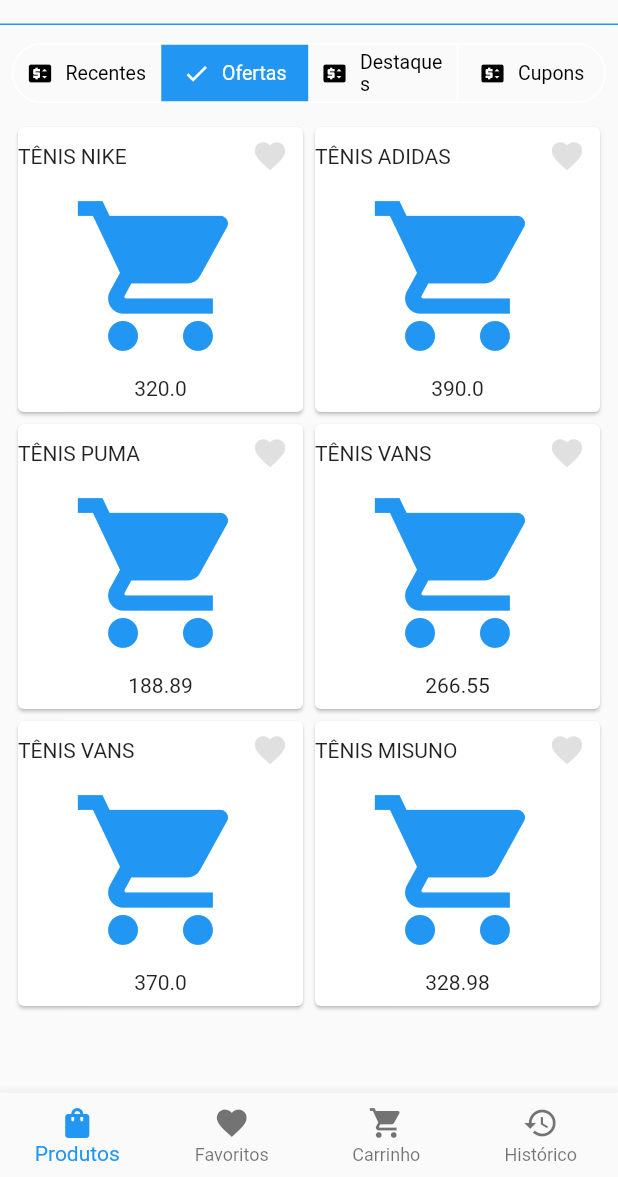
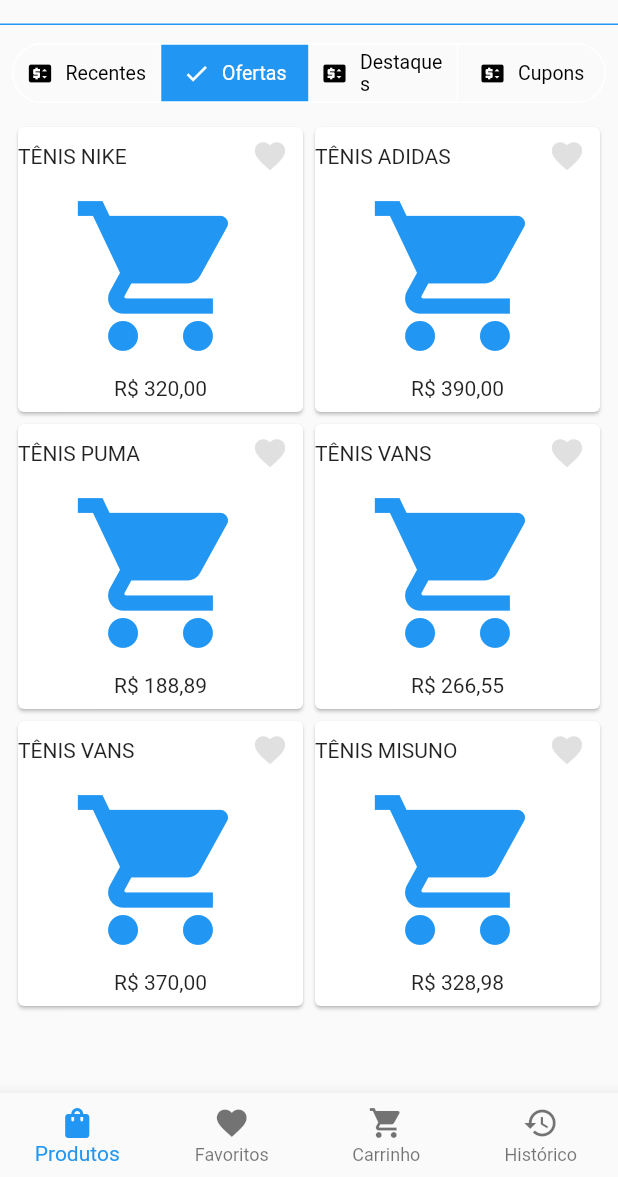
Before and after one commit to auguzsto/ecommerce, a Flutter app: the screen it shows after launch, after a tap on "Ofertas", on a phone screen of 412 x 824 dp, the part 59-1236 px from its top. Run offline on Flutter 3.47's test engine with Material 2 defaults, Android fonts, the phone set to English and light mode, and no system bars.

Commit message:
utilservice to convert money

```diff
--- a/lib/src/app/products/pages/products_page.dart
+++ b/lib/src/app/products/pages/products_page.dart
@@ -26,11 +26,11 @@ class ProductsPage extends StatelessWidget {
               padding: const EdgeInsets.only(left: 8, right: 8),
               child: PageView(
                 controller: segmentsController.pageController,
-                children: const [
-                  Text('Recentes'),
+                children: [
+                  const Text('Recentes'),
                   SegmentsViewCustom(),
-                  Text('Destaques'),
-                  Text('Cupons'),
+                  const Text('Destaques'),
+                  const Text('Cupons'),
                 ],
               ),
             ),
--- a/lib/src/app/products/widgets/segmentsview_custom.dart
+++ b/lib/src/app/products/widgets/segmentsview_custom.dart
@@ -1,8 +1,11 @@
 import 'package:ecommerce/src/shared/databases/products.dart';
+import 'package:ecommerce/src/shared/services/util_services.dart';
 import 'package:flutter/material.dart';
 
 class SegmentsViewCustom extends StatelessWidget {
-  const SegmentsViewCustom({super.key});
+  SegmentsViewCustom({super.key});
+
+  final utilService = UtilService();
 
   @override
   Widget build(BuildContext context) {
@@ -42,7 +45,7 @@ class SegmentsViewCustom extends StatelessWidget {
                 color: Colors.blue,
               ),
 
-              Text(products[index].priceOffer!.toString()),
+              Text(utilService.convertToBRL(products[index].priceOffer!)),
             ],
           ),
         ),
--- /dev/null
+++ b/lib/src/shared/services/util_services.dart
@@ -0,0 +1,8 @@
+import 'package:intl/intl.dart';
+
+class UtilService {
+  String convertToBRL(double price) {
+    final numberFormat = NumberFormat("R\$ #,##0.00", "pt-BR");
+    return numberFormat.format(price);
+  }
+}
```
